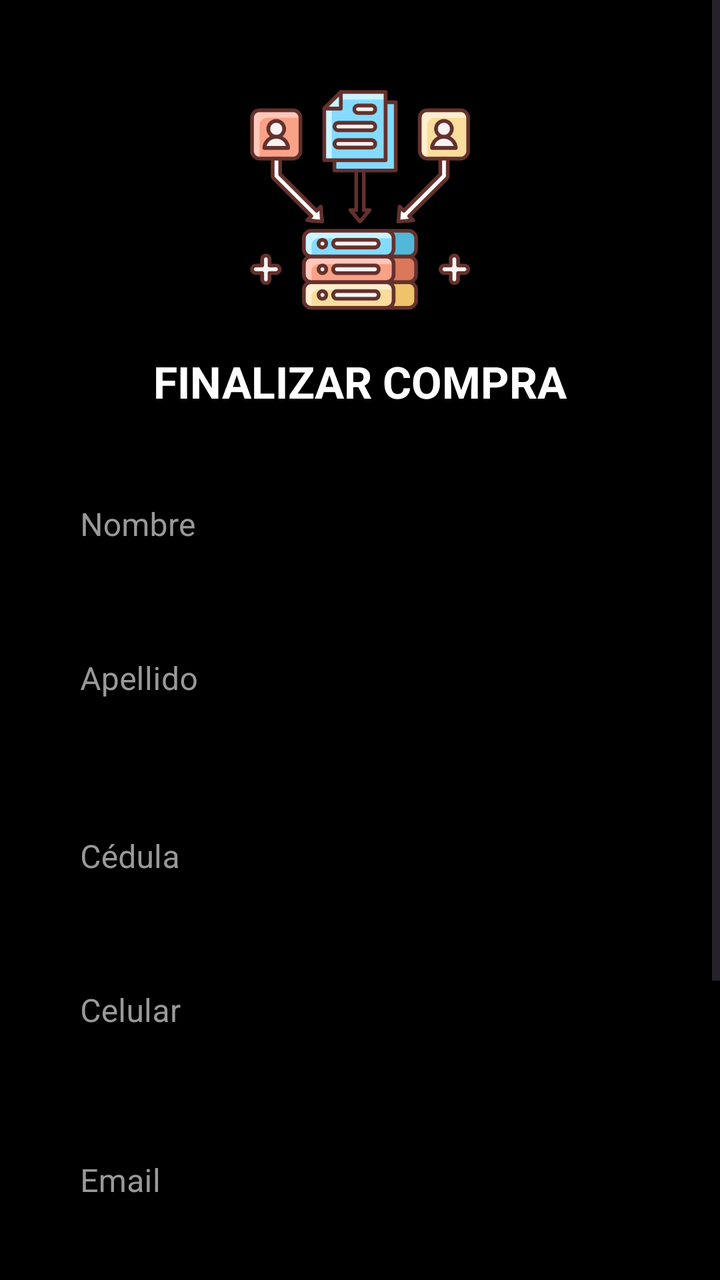
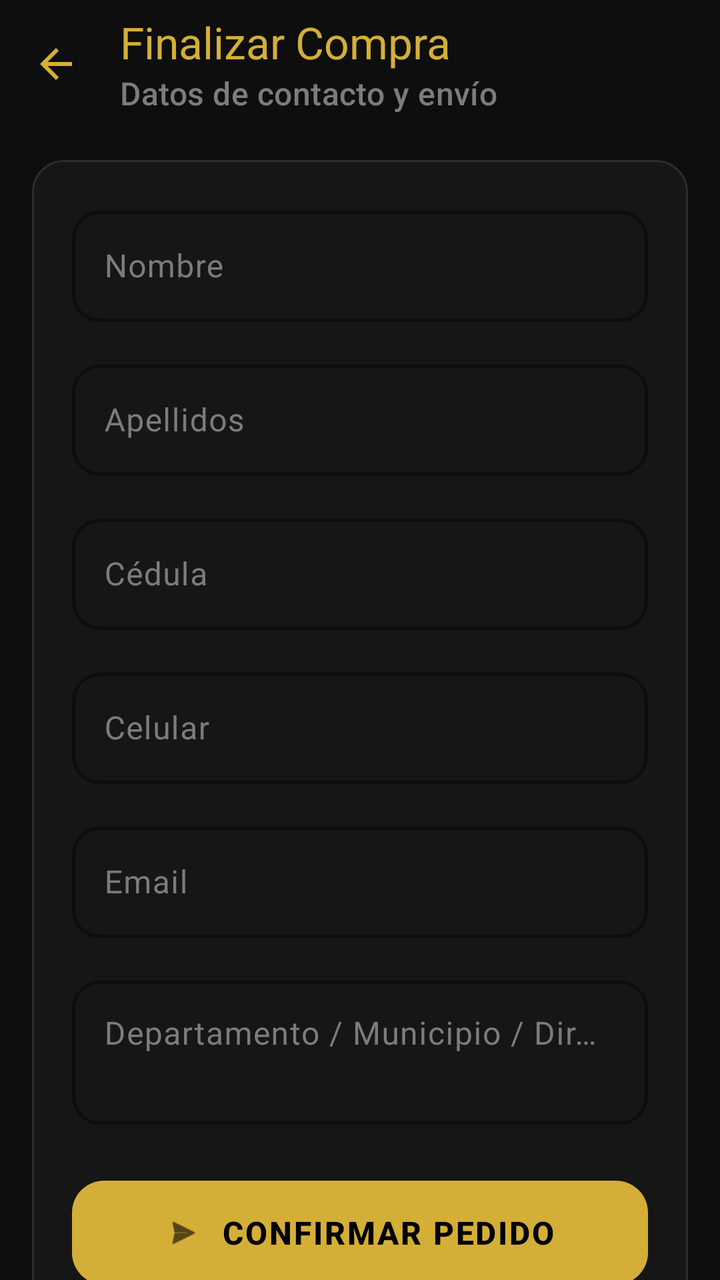

An Android layout rendered at two revisions. The XML below is the earlier revision; the diff shows what the commit changed to produce the second picture.
<!-- AndroidManifest.xml: application theme Theme.GestionDeVentasOnlineSTORE_DANY -->
<!-- res/layout/activity_datos_personales.xml -->
<?xml version="1.0" encoding="utf-8"?>
<androidx.constraintlayout.widget.ConstraintLayout
    xmlns:android="http://schemas.android.com/apk/res/android"
    xmlns:app="http://schemas.android.com/apk/res-auto"
    android:layout_width="match_parent"
    android:layout_height="match_parent"
    android:background="#000000">

    <ScrollView
        android:layout_width="match_parent"
        android:layout_height="match_parent"
        android:fillViewport="true">

        <androidx.constraintlayout.widget.ConstraintLayout
            android:layout_width="match_parent"
            android:layout_height="wrap_content"
            android:padding="24dp">

            <ImageView
                android:id="@+id/base_de_datos"
                android:layout_width="120dp"
                android:layout_height="120dp"
                android:layout_marginTop="16dp"
                app:layout_constraintEnd_toEndOf="parent"
                app:layout_constraintStart_toStartOf="parent"
                app:layout_constraintTop_toTopOf="parent"
                app:srcCompat="@drawable/base_de_datos" />

            <TextView
                android:id="@+id/tvTitulo"
                android:layout_width="wrap_content"
                android:layout_height="wrap_content"
                android:text="FINALIZAR COMPRA"
                android:textColor="#FFFFFF"
                android:textSize="22sp"
                android:textStyle="bold"
                android:layout_marginTop="16dp"
                app:layout_constraintTop_toBottomOf="@id/base_de_datos"
                app:layout_constraintStart_toStartOf="parent"
                app:layout_constraintEnd_toEndOf="parent" />

            
            <LinearLayout
                android:id="@+id/containerFields"
                android:layout_width="match_parent"
                android:layout_height="wrap_content"
                android:orientation="vertical"
                android:layout_marginTop="24dp"
                app:layout_constraintTop_toBottomOf="@id/tvTitulo"
                app:layout_constraintStart_toStartOf="parent"
                app:layout_constraintEnd_toEndOf="parent">

            
            <com.google.android.material.textfield.TextInputLayout
                style="@style/Widget.MaterialComponents.TextInputLayout.OutlinedBox"
                android:layout_width="match_parent"
                android:layout_height="wrap_content"
                android:hint="@string/etinombre"
                android:textColorHint="#999999"
                app:boxStrokeColor="#D4AF37"
                app:boxStrokeWidth="2dp"
                app:hintTextColor="#D4AF37"
                android:layout_marginBottom="16dp">

                <com.google.android.material.textfield.TextInputEditText
                    android:id="@+id/etinombre"
                    android:layout_width="match_parent"
                    android:layout_height="wrap_content"
                    android:inputType="textPersonName"
                    android:textColor="#FFFFFF" />
            </com.google.android.material.textfield.TextInputLayout>

                
                <com.google.android.material.textfield.TextInputLayout
                    style="@style/Widget.MaterialComponents.TextInputLayout.OutlinedBox"
                    android:layout_width="match_parent"
                    android:layout_height="wrap_content"
                    android:hint="Apellido"
                    android:textColorHint="#999999"
                    app:boxStrokeColor="#D4AF37"
                    app:boxStrokeWidth="2dp"
                    app:hintTextColor="#D4AF37"
                    android:layout_marginBottom="16dp">

                    <com.google.android.material.textfield.TextInputEditText
                        android:id="@+id/etapellidos"
                        android:layout_width="match_parent"
                        android:layout_height="wrap_content"
                        android:inputType="textPersonName"
                        android:textColor="#FFFFFF" />
                </com.google.android.material.textfield.TextInputLayout>

            
            <com.google.android.material.textfield.TextInputLayout
                style="@style/Widget.MaterialComponents.TextInputLayout.OutlinedBox"
                android:layout_width="match_parent"
                android:layout_height="wrap_content"
                android:layout_marginTop="12dp"
                android:hint="@string/idcedula"
                android:textColorHint="#999999"
                app:boxStrokeColor="#D4AF37"
                app:boxStrokeWidth="2dp"
                app:hintTextColor="#D4AF37"
                android:layout_marginBottom="16dp" >

                <com.google.android.material.textfield.TextInputEditText
                    android:id="@+id/idcedula"
                    android:layout_width="match_parent"
                    android:layout_height="wrap_content"
                    android:inputType="number"
                    android:textColor="#FFFFFF" />
            </com.google.android.material.textfield.TextInputLayout>

                
                <com.google.android.material.textfield.TextInputLayout
                    style="@style/Widget.MaterialComponents.TextInputLayout.OutlinedBox"
                    android:layout_width="match_parent"
                    android:layout_height="wrap_content"
                    android:layout_marginBottom="12dp"
                    android:hint="Celular"
                    android:textColorHint="#999999"
                    app:boxStrokeColor="#D4AF37"
                    app:hintTextColor="#D4AF37">
                    <com.google.android.material.textfield.TextInputEditText
                        android:id="@+id/Phone"
                        android:layout_width="match_parent"
                        android:layout_height="wrap_content"
                        android:inputType="phone"
                        android:textColor="#FFFFFF" />
                </com.google.android.material.textfield.TextInputLayout>

            
            <com.google.android.material.textfield.TextInputLayout
                style="@style/Widget.MaterialComponents.TextInputLayout.OutlinedBox"
                android:layout_width="match_parent"
                android:layout_height="wrap_content"
                android:layout_marginTop="12dp"
                android:hint="@string/email"
                android:textColorHint="#999999"
                app:boxStrokeColor="#D4AF37"
                app:boxStrokeWidth="2dp"
                app:hintTextColor="#D4AF37"
                android:layout_marginBottom="16dp" >

                <com.google.android.material.textfield.TextInputEditText
                    android:id="@+id/Email"
                    android:layout_width="match_parent"
                    android:layout_height="wrap_content"
                    android:inputType="textEmailAddress"
                    android:textColor="#FFFFFF" />
            </com.google.android.material.textfield.TextInputLayout>

                <com.google.android.material.textfield.TextInputLayout
                    style="@style/Widget.MaterialComponents.TextInputLayout.OutlinedBox"
                    android:layout_width="match_parent"
                    android:layout_height="wrap_content"
                    android:layout_marginBottom="24dp"
                    android:hint="Depto / Municipio / Dirección"
                    android:textColorHint="#999999"
                    app:boxStrokeColor="#D4AF37"
                    app:hintTextColor="#D4AF37">

                    <com.google.android.material.textfield.TextInputEditText
                        android:id="@+id/etdireccion_completa"
                        android:layout_width="match_parent"
                        android:layout_height="wrap_content"
                        android:minHeight="48dp"
                        android:textColor="#FFFFFF" />
                </com.google.android.material.textfield.TextInputLayout>

            <com.google.android.material.button.MaterialButton
                android:id="@+id/btenviardatos"
                android:layout_width="match_parent"
                android:layout_height="60dp"
                android:layout_marginTop="32dp"
                android:text="CONFIRMAR PEDIDO"
                app:icon="@android:drawable/ic_menu_send"
                app:iconGravity="textStart"
                app:iconPadding="8dp"
                android:textColor="#000000"
                android:textSize="16sp"
                android:textStyle="bold"
                app:cornerRadius="12dp"
                android:backgroundTint="#D4AF37"
                app:layout_constraintTop_toBottomOf="@+id/containerFields" />

            </LinearLayout>
        </androidx.constraintlayout.widget.ConstraintLayout>
    </ScrollView>
</androidx.constraintlayout.widget.ConstraintLayout>
<!-- resources referenced by this layout -->
<resources>
  <!-- drawable base_de_datos: png bitmap (drawable, 34123 bytes) -->
  <string name="email">Email</string>
  <string name="idcedula">Cédula</string>
  <style name="Base.Theme.GestionDeVentasOnlineSTORE_DANY" parent="Theme.Material3.DayNight.NoActionBar">
          
          
      </style>
  <!-- unchanged entries left out for length: 2 -->
</resources>

<!-- the commit's change to res/layout/activity_datos_personales.xml (unified diff, before → after) -->
@@ -4,187 +4,152 @@
     xmlns:app="http://schemas.android.com/apk/res-auto"
     android:layout_width="match_parent"
     android:layout_height="match_parent"
-    android:background="#000000">
+    android:background="@color/bg_negro">
+
+    <com.google.android.material.appbar.MaterialToolbar
+        android:id="@+id/toolbarDatos"
+        style="@style/Style.ToolbarApp"
+        android:layout_width="match_parent"
+        android:layout_height="?attr/actionBarSize"
+        android:elevation="0dp"
+        app:layout_constraintTop_toTopOf="parent"
+        app:navigationIcon="@drawable/ic_arrow_back"
+        app:subtitle="@string/datos_subtitulo"
+        app:title="@string/datos_titulo" />
 
     <ScrollView
         android:layout_width="match_parent"
-        android:layout_height="match_parent"
-        android:fillViewport="true">
+        android:layout_height="0dp"
+        android:fillViewport="true"
+        android:scrollbars="none"
+        app:layout_constraintBottom_toBottomOf="parent"
+        app:layout_constraintTop_toBottomOf="@id/toolbarDatos">
 
-        <androidx.constraintlayout.widget.ConstraintLayout
+        <com.google.android.material.card.MaterialCardView
+            style="@style/Style.Tarjeta"
             android:layout_width="match_parent"
             android:layout_height="wrap_content"
-            android:padding="24dp">
+            android:layout_margin="16dp">
 
-            <ImageView
-                android:id="@+id/base_de_datos"
-                android:layout_width="120dp"
-                android:layout_height="120dp"
-                android:layout_marginTop="16dp"
-                app:layout_constraintEnd_toEndOf="parent"
-                app:layout_constraintStart_toStartOf="parent"
-                app:layout_constraintTop_toTopOf="parent"
-                app:srcCompat="@drawable/base_de_datos" />
-
-            <TextView
-                android:id="@+id/tvTitulo"
-                android:layout_width="wrap_content"
-                android:layout_height="wrap_content"
-                android:text="FINALIZAR COMPRA"
-                android:textColor="#FFFFFF"
-                android:textSize="22sp"
-                android:textStyle="bold"
-                android:layout_marginTop="16dp"
-                app:layout_constraintTop_toBottomOf="@id/base_de_datos"
-                app:layout_constraintStart_toStartOf="parent"
-                app:layout_constraintEnd_toEndOf="parent" />
-
-            
             <LinearLayout
                 android:id="@+id/containerFields"
                 android:layout_width="match_parent"
                 android:layout_height="wrap_content"
                 android:orientation="vertical"
-                android:layout_marginTop="24dp"
-                app:layout_constraintTop_toBottomOf="@id/tvTitulo"
-                app:layout_constraintStart_toStartOf="parent"
-                app:layout_constraintEnd_toEndOf="parent">
-
-            
-            <com.google.android.material.textfield.TextInputLayout
-                style="@style/Widget.MaterialComponents.TextInputLayout.OutlinedBox"
-                android:layout_width="match_parent"
-                android:layout_height="wrap_content"
-                android:hint="@string/etinombre"
-                android:textColorHint="#999999"
-                app:boxStrokeColor="#D4AF37"
-                app:boxStrokeWidth="2dp"
-                app:hintTextColor="#D4AF37"
-                android:layout_marginBottom="16dp">
-
-                <com.google.android.material.textfield.TextInputEditText
-                    android:id="@+id/etinombre"
-                    android:layout_width="match_parent"
-                    android:layout_height="wrap_content"
-                    android:inputType="textPersonName"
-                    android:textColor="#FFFFFF" />
-            </com.google.android.material.textfield.TextInputLayout>
+                android:padding="20dp">
 
                 
                 <com.google.android.material.textfield.TextInputLayout
-                    style="@style/Widget.MaterialComponents.TextInputLayout.OutlinedBox"
+                    style="@style/Style.CampoTexto"
                     android:layout_width="match_parent"
                     android:layout_height="wrap_content"
-                    android:hint="Apellido"
-                    android:textColorHint="#999999"
-                    app:boxStrokeColor="#D4AF37"
-                    app:boxStrokeWidth="2dp"
-                    app:hintTextColor="#D4AF37"
-                    android:layout_marginBottom="16dp">
+                    android:layout_marginBottom="16dp"
+                    android:hint="@string/etinombre">
+
+                    <com.google.android.material.textfield.TextInputEditText
+                        android:id="@+id/etinombre"
+                        android:layout_width="match_parent"
+                        android:layout_height="wrap_content"
+                        android:inputType="textPersonName"
+                        android:textColor="@color/texto_principal" />
+                </com.google.android.material.textfield.TextInputLayout>
+
+                
+                <com.google.android.material.textfield.TextInputLayout
+                    style="@style/Style.CampoTexto"
+                    android:layout_width="match_parent"
+                    android:layout_height="wrap_content"
+                    android:layout_marginBottom="16dp"
+                    android:hint="@string/etapellidos_label">
 
                     <com.google.android.material.textfield.TextInputEditText
                         android:id="@+id/etapellidos"
                         android:layout_width="match_parent"
                         android:layout_height="wrap_content"
                         android:inputType="textPersonName"
-                        android:textColor="#FFFFFF" />
+                        android:textColor="@color/texto_principal" />
                 </com.google.android.material.textfield.TextInputLayout>
-
-            
-            <com.google.android.material.textfield.TextInputLayout
-                style="@style/Widget.MaterialComponents.TextInputLayout.OutlinedBox"
-                android:layout_width="match_parent"
-                android:layout_height="wrap_content"
-                android:layout_marginTop="12dp"
-                android:hint="@string/idcedula"
-                android:textColorHint="#999999"
-                app:boxStrokeColor="#D4AF37"
-                app:boxStrokeWidth="2dp"
-                app:hintTextColor="#D4AF37"
-                android:layout_marginBottom="16dp" >
-
-                <com.google.android.material.textfield.TextInputEditText
-                    android:id="@+id/idcedula"
-                    android:layout_width="match_parent"
-                    android:layout_height="wrap_content"
-                    android:inputType="number"
-                    android:textColor="#FFFFFF" />
-            </com.google.android.material.textfield.TextInputLayout>
 
                 
                 <com.google.android.material.textfield.TextInputLayout
-                    style="@style/Widget.MaterialComponents.TextInputLayout.OutlinedBox"
+                    style="@style/Style.CampoTexto"
                     android:layout_width="match_parent"
                     android:layout_height="wrap_content"
-                    android:layout_marginBottom="12dp"
-                    android:hint="Celular"
-                    android:textColorHint="#999999"
-                    app:boxStrokeColor="#D4AF37"
-                    app:hintTextColor="#D4AF37">
+                    android:layout_marginBottom="16dp"
+                    android:hint="@string/idcedula_label">
+
+                    <com.google.android.material.textfield.TextInputEditText
+                        android:id="@+id/idcedula"
+                        android:layout_width="match_parent"
+                        android:layout_height="wrap_content"
+                        android:inputType="number"
+                        android:textColor="@color/texto_principal" />
+                </com.google.android.material.textfield.TextInputLayout>
+
+                
+                <com.google.android.material.textfield.TextInputLayout
+                    style="@style/Style.CampoTexto"
+                    android:layout_width="match_parent"
+                    android:layout_height="wrap_content"
+                    android:layout_marginBottom="16dp"
+                    android:hint="@string/phone_label">
+
                     <com.google.android.material.textfield.TextInputEditText
                         android:id="@+id/Phone"
                         android:layout_width="match_parent"
                         android:layout_height="wrap_content"
                         android:inputType="phone"
-                        android:textColor="#FFFFFF" />
+                        android:textColor="@color/texto_principal" />
                 </com.google.android.material.textfield.TextInputLayout>
 
-            
-            <com.google.android.material.textfield.TextInputLayout
-                style="@style/Widget.MaterialComponents.TextInputLayout.OutlinedBox"
-                android:layout_width="match_parent"
-                android:layout_height="wrap_content"
-                android:layout_marginTop="12dp"
-                android:hint="@string/email"
-                android:textColorHint="#999999"
-                app:boxStrokeColor="#D4AF37"
-                app:boxStrokeWidth="2dp"
-                app:hintTextColor="#D4AF37"
-                android:layout_marginBottom="16dp" >
-
-                <com.google.android.material.textfield.TextInputEditText
-                    android:id="@+id/Email"
+                
+                <com.google.android.material.textfield.TextInputLayout
+                    style="@style/Style.CampoTexto"
                     android:layout_width="match_parent"
                     android:layout_height="wrap_content"
-                    android:inputType="textEmailAddress"
-                    android:textColor="#FFFFFF" />
-            </com.google.android.material.textfield.TextInputLayout>
+                    android:layout_marginBottom="16dp"
+                    android:hint="@string/email_label">
 
+                    <com.google.android.material.textfield.TextInputEditText
+                        android:id="@+id/Email"
+                        android:layout_width="match_parent"
+                        android:layout_height="wrap_content"
+                        android:inputType="textEmailAddress"
+                        android:textColor="@color/texto_principal" />
+                </com.google.android.material.textfield.TextInputLayout>
+
+                
                 <com.google.android.material.textfield.TextInputLayout
-                    style="@style/Widget.MaterialComponents.TextInputLayout.OutlinedBox"
+                    style="@style/Style.CampoTexto"
                     android:layout_width="match_parent"
                     android:layout_height="wrap_content"
                     android:layout_marginBottom="24dp"
-                    android:hint="Depto / Municipio / Dirección"
-                    android:textColorHint="#999999"
-                    app:boxStrokeColor="#D4AF37"
-                    app:hintTextColor="#D4AF37">
+                    android:hint="@string/direccion_label">
 
                     <com.google.android.material.textfield.TextInputEditText
                         android:id="@+id/etdireccion_completa"
                         android:layout_width="match_parent"
                         android:layout_height="wrap_content"
-                        android:minHeight="48dp"
-                        android:textColor="#FFFFFF" />
+                        android:gravity="top"
+                        android:inputType="textMultiLine"
+                        android:maxLines="3"
+                        android:minHeight="72dp"
+                        android:textColor="@color/texto_principal" />
                 </com.google.android.material.textfield.TextInputLayout>
 
-            <com.google.android.material.button.MaterialButton
-                android:id="@+id/btenviardatos"
-                android:layout_width="match_parent"
-                android:layout_height="60dp"
-                android:layout_marginTop="32dp"
-                android:text="CONFIRMAR PEDIDO"
-                app:icon="@android:drawable/ic_menu_send"
-                app:iconGravity="textStart"
-                app:iconPadding="8dp"
-                android:textColor="#000000"
-                android:textSize="16sp"
-                android:textStyle="bold"
-                app:cornerRadius="12dp"
-                android:backgroundTint="#D4AF37"
-                app:layout_constraintTop_toBottomOf="@+id/containerFields" />
+                <com.google.android.material.button.MaterialButton
+                    android:id="@+id/btenviardatos"
+                    style="@style/Style.BotonDorado"
+                    android:layout_width="match_parent"
+                    android:layout_height="60dp"
+                    android:text="@string/finalizar_pedido"
+                    app:icon="@android:drawable/ic_menu_send"
+                    app:iconGravity="textStart"
+                    app:iconPadding="10dp"
+                    app:iconTint="@color/black" />
 
             </LinearLayout>
-        </androidx.constraintlayout.widget.ConstraintLayout>
+        </com.google.android.material.card.MaterialCardView>
     </ScrollView>
+
 </androidx.constraintlayout.widget.ConstraintLayout>
<!-- resource entries referenced after the edit -->
@@ -1,12 +1,104 @@
 <!-- resources referenced by this layout -->
 <resources>
-  <!-- drawable base_de_datos: png bitmap (drawable, 34123 bytes) -->
-  <string name="email">Email</string>
-  <string name="idcedula">Cédula</string>
-  <style name="Base.Theme.GestionDeVentasOnlineSTORE_DANY" parent="Theme.Material3.DayNight.NoActionBar">
-          
-          
+  <color name="bg_negro">#0E0E0E</color>
+  <color name="black">#FF000000</color>
+  <color name="texto_principal">#F5F5F5</color>
+  <!-- drawable ic_arrow_back (drawable) -->
+  <?xml version="1.0" encoding="utf-8"?>
+  <vector xmlns:android="http://schemas.android.com/apk/res/android"
+      android:width="24dp"
+      android:height="24dp"
+      android:viewportWidth="24"
+      android:viewportHeight="24">
+      <path
+          android:fillColor="#D4AF37"
+          android:pathData="M20,11H7.83l5.59,-5.59L12,4l-8,8 8,8 1.41,-1.41L7.83,13H20v-2z" />
+  </vector>
+  <string name="datos_subtitulo">Datos de contacto y envío</string>
+  <string name="datos_titulo">Finalizar Compra</string>
+  <string name="direccion_label">Departamento / Municipio / Dirección</string>
+  <string name="email_label">Email</string>
+  <string name="etapellidos_label">Apellidos</string>
+  <string name="finalizar_pedido">CONFIRMAR PEDIDO</string>
+  <string name="idcedula_label">Cédula</string>
+  <string name="phone_label">Celular</string>
+  <style name="Style.BotonDorado" parent="Widget.Material3.Button">
+          <item name="backgroundTint">@color/oro</item>
+          <item name="android:textColor">@color/black</item>
+          <item name="android:textStyle">bold</item>
+          <item name="android:textSize">16sp</item>
+          <item name="android:letterSpacing">0.06</item>
+          <item name="cornerRadius">16dp</item>
+          <item name="android:minHeight">56dp</item>
+          <item name="elevation">4dp</item>
+          <item name="rippleColor">@color/oro_oscuro</item>
       </style>
+  <style name="Style.CampoTexto" parent="Widget.Material3.TextInputLayout.OutlinedBox">
+          <item name="boxStrokeColor">@color/oro</item>
+          <item name="boxStrokeWidth">1.5dp</item>
+          <item name="hintTextColor">@color/oro</item>
+          <item name="android:textColorHint">@color/texto_terciario</item>
+          <item name="android:textColor">@color/texto_principal</item>
+          <item name="boxCornerRadiusTopStart">14dp</item>
+          <item name="boxCornerRadiusTopEnd">14dp</item>
+          <item name="boxCornerRadiusBottomStart">14dp</item>
+          <item name="boxCornerRadiusBottomEnd">14dp</item>
+          <item name="boxStrokeErrorColor">@color/error</item>
+          <item name="startIconTint">@color/oro</item>
+          <item name="endIconTint">@color/oro</item>
+      </style>
+  <style name="Style.Tarjeta" parent="Widget.Material3.CardView.Filled">
+          <item name="cardBackgroundColor">@color/surface</item>
+          <item name="cardCornerRadius">16dp</item>
+          <item name="cardElevation">0dp</item>
+          <item name="strokeColor">@color/borde</item>
+          <item name="strokeWidth">1dp</item>
+      </style>
+  <style name="Style.ToolbarApp" parent="Widget.Material3.Toolbar">
+          <item name="android:background">@color/bg_negro</item>
+          <item name="titleTextColor">@color/oro</item>
+          <item name="subtitleTextColor">@color/texto_terciario</item>
+          <item name="navigationIconTint">@color/oro</item>
+          <item name="android:popupTheme">@style/ThemeOverlay.Material3.Dark</item>
+      </style>
+  <color name="oro">#D4AF37</color>
+  <color name="oro_oscuro">#9C7C1E</color>
+  <color name="texto_terciario">#7C7C7C</color>
+  <color name="error">#FF5252</color>
+  <color name="surface">#161616</color>
+  <color name="borde">#2E2E2E</color>
+  <style name="Base.Theme.GestionDeVentasOnlineSTORE_DANY" parent="Theme.Material3.Dark.NoActionBar">
+          <item name="colorPrimary">@color/oro</item>
+          <item name="colorOnPrimary">@color/black</item>
+          <item name="colorPrimaryContainer">@color/oro_translucido</item>
+          <item name="colorOnPrimaryContainer">@color/oro</item>
+          <item name="colorSecondary">@color/oro_oscuro</item>
+          <item name="colorOnSecondary">@color/black</item>
+  
+          <item name="colorSurface">@color/surface</item>
+          <item name="colorOnSurface">@color/texto_principal</item>
+          <item name="colorSurfaceVariant">@color/surface_alta</item>
+          <item name="colorOnSurfaceVariant">@color/texto_secundario</item>
+          <item name="colorOutline">@color/borde</item>
+          <item name="colorOutlineVariant">@color/borde</item>
+          <item name="colorBackground">@color/bg_negro</item>
+          <item name="colorOnBackground">@color/texto_principal</item>
+  
+          <item name="colorControlNormal">@color/texto_terciario</item>
+          <item name="colorControlActivated">@color/oro</item>
+          <item name="colorControlHighlight">@color/oro_translucido</item>
+  
+          <item name="android:windowBackground">@color/bg_negro</item>
+          <item name="android:statusBarColor">@color/bg_negro</item>
+          <item name="android:navigationBarColor">@color/bg_negro</item>
+          <item name="android:windowLightStatusBar">false</item>
+          <item name="android:textColorPrimary">@color/texto_principal</item>
+          <item name="android:textColorSecondary">@color/texto_secundario</item>
+          <item name="android:textColorHint">@color/texto_terciario</item>
+      </style>
+  <color name="oro_translucido">#26D4AF37</color>
+  <color name="surface_alta">#1E1E1E</color>
+  <color name="texto_secundario">#B0B0B0</color>
   <!-- unchanged entries left out for length: 2 -->
 </resources>
 
